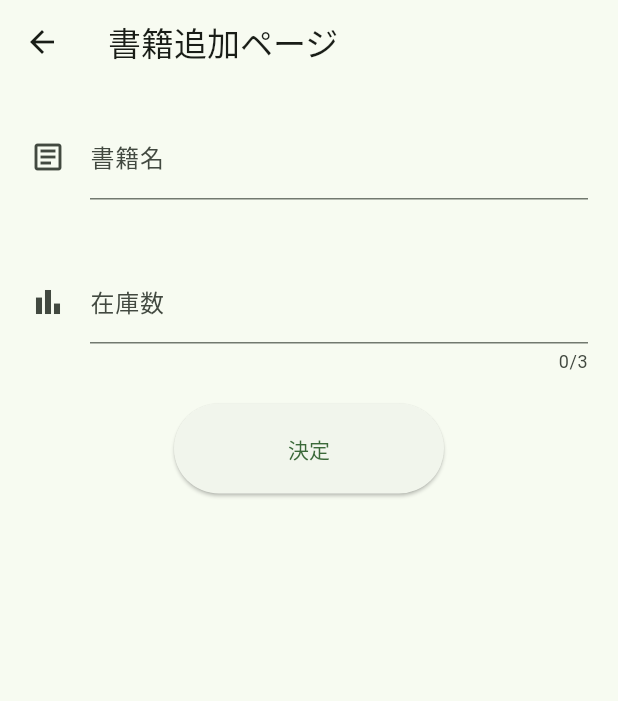
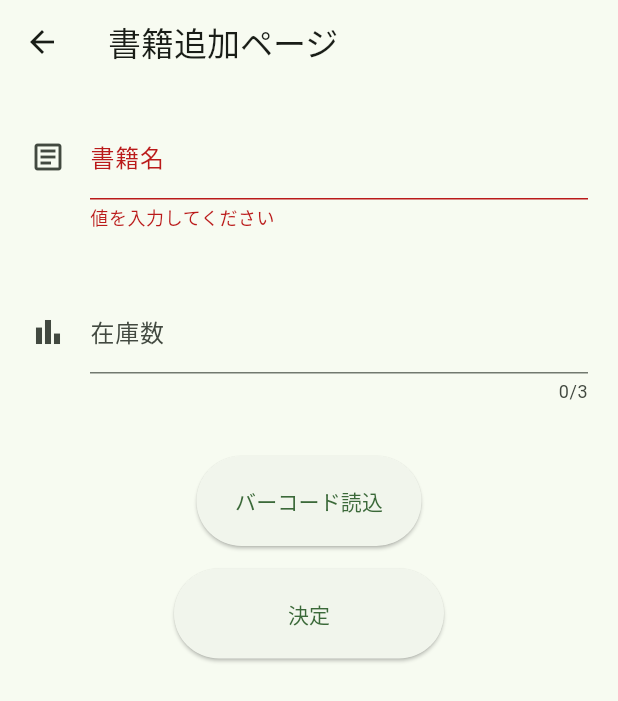
Before and after one commit to mar-tea919/bookApp, a Flutter app: the FireUp screen opened directly, on a phone screen of 412 x 824 dp. Shown: the top 701 px of the screen. Run offline on Flutter 3.47's test engine with Material 2 defaults, Android fonts, the phone set to English and light mode, and no system bars; our stand-ins replace cloud_firestore, firebase_auth, firebase_core; missing offline and left inert: barcode_scan2, flutterfire_ui; accounts and stored records are empty.

Commit message:
β:本の登録に際して、バーコードスキャナ機能を仮実装。 正式:バリデーションを設定して空の文字列を受け付けなくした。

```diff
--- a/lib/main.dart
+++ b/lib/main.dart
@@ -6,6 +6,7 @@ import 'package:flutter/services.dart';
 
 import './auth.dart';
 import './bookstore.dart';
+import './barcode.dart';
 
 void main() async {
   WidgetsFlutterBinding.ensureInitialized();
@@ -143,6 +144,7 @@ class _MyFirestorePageState extends State<FirestoreLoad> {
 class AppendBooks extends State<FireUp>{
   @override
   Widget build(BuildContext context) {
+    final _formkey=GlobalKey<FormState>();
 
     CollectionReference bk=FirebaseFirestore.instance.collection('books');
 
@@ -167,7 +169,20 @@ class AppendBooks extends State<FireUp>{
           children: [
             Container(
               margin: EdgeInsets.all(20),
-              child: TextField(
+
+              child:Form(
+                key: _formkey,
+                child:TextFormField(
+                  autovalidateMode: AutovalidateMode.always,
+                  validator: (value){
+                    if(value!.isEmpty){
+                      return '値を入力してください';
+                    }
+                    return null;
+                  },
+                  onFieldSubmitted: (_){
+                    FocusScope.of(context).requestFocus();
+                  },
                   decoration: const InputDecoration(
                     labelText: "書籍名",
                     hintText: "ここに書籍名を入力 *",
@@ -176,9 +191,17 @@ class AppendBooks extends State<FireUp>{
                   controller: bookController,
                 ),
               ),
+            ),
             Container(
               margin: EdgeInsets.all(20),
-              child: TextField(
+              child: Form(
+                child:TextFormField(
+                  validator: (value){
+                    if(value!.isEmpty){
+                      return '値を入力してください';
+                    }
+                    return null;
+                  },
                   keyboardType: TextInputType.number,
                   inputFormatters: [FilteringTextInputFormatter.digitsOnly],
                   maxLength: 3,
@@ -190,6 +213,25 @@ class AppendBooks extends State<FireUp>{
                   controller: zaikoController,
                 ),
               ),
+            ),
+            Container(
+              margin: EdgeInsets.all(15),
+              child: SizedBox(
+                width: 150,
+                height: 60,
+                child: ElevatedButton(
+                  child: Text('バーコード読込'),
+                  onPressed: (){
+                    Navigator.push(
+                        context,
+                        MaterialPageRoute(
+                            builder: (context) => Barcode(),
+                        ),
+                    );
+                  },
+                ),
+              ),
+            ),
             SizedBox(
               width: 180,
               height: 60,
@@ -197,8 +239,10 @@ class AppendBooks extends State<FireUp>{
                   child: const Text('決定'),
                   onPressed: () {
                     //Firebaseにアップしてから戻る
+                    if(_formkey.currentState!.validate()){
                       addFirestoredata();
                       Navigator.pop(context);
+                    }
                   }
               ),
             ),
@@ -265,7 +309,7 @@ class FireSetup extends State<Setup> {
             margin: EdgeInsets.all(10),
             child: ListTile(
               leading: Icon(Icons.account_circle_outlined),
-              title: Text('アカウント'),
+              title: Text('アカウント情報'),
               onTap: () {
                 Navigator.push(
                     context, MaterialPageRoute(builder: (context) => Auth()));
@@ -276,7 +320,7 @@ class FireSetup extends State<Setup> {
             margin: EdgeInsets.all(10),
             child: ListTile(
               leading: Icon(Icons.add),
-              title: Text('本を借りる'),
+              title: Text('本を追加する'),
               onTap: () {
                 Navigator.push(
                     context, MaterialPageRoute(builder: (context) => FireUp()));
--- a/pubspec.yaml
+++ b/pubspec.yaml
@@ -46,6 +46,7 @@ dependencies:
   # Use with the CupertinoIcons class for iOS style icons.
   cupertino_icons: ^1.0.2
   flutterfire_ui: ^0.4.1+2
+  barcode_scan2: ^4.2.1
 
 dev_dependencies:
   flutter_test:
```
Also changed, not shown: lib/barcode.dart (added, +73 -0 lines), pubspec.lock, 2 other files. Lines whose indentation alone changed are shown as unchanged.
